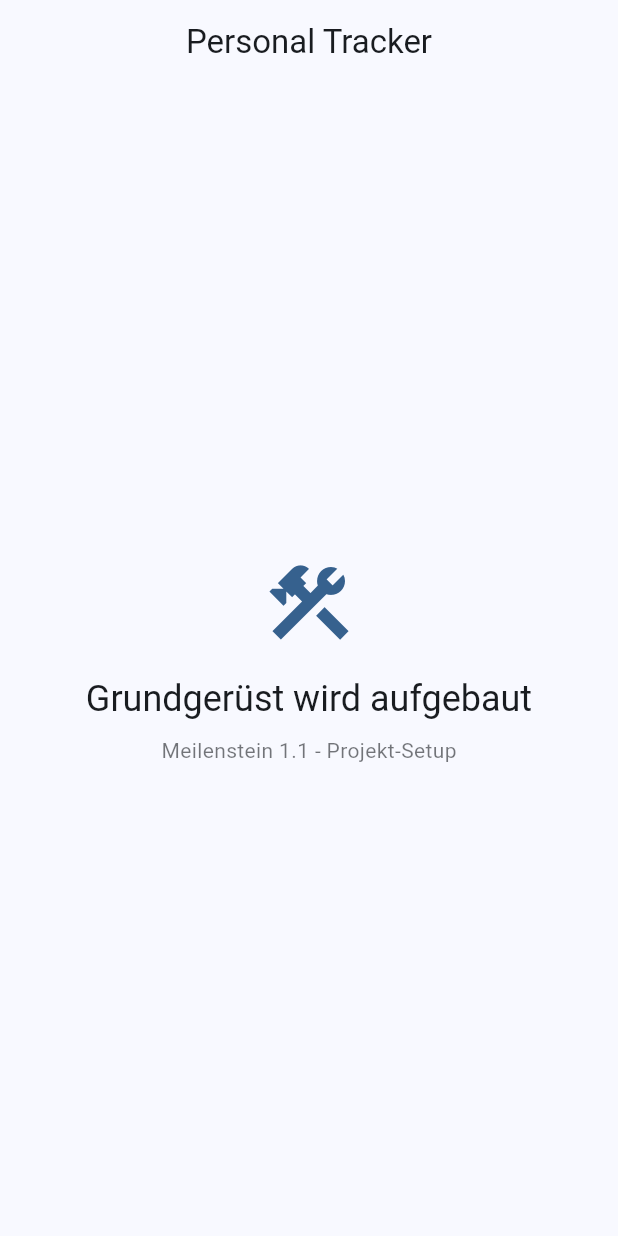
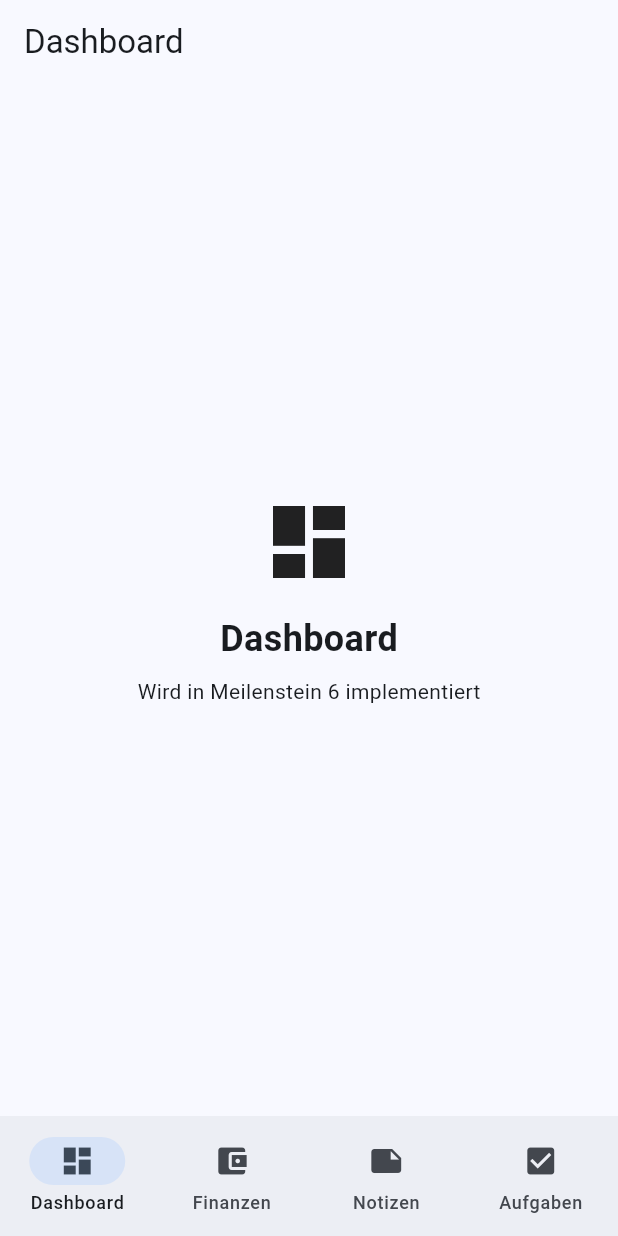
Before and after one commit to KayBeckmann/personal-tracker, a Flutter app: the screen it shows after launch, on a phone screen of 412 x 824 dp. Run offline on Flutter 3.47's test engine with Material 3 defaults, Android fonts, the phone set to English and light mode, and no system bars; our stand-ins replace drift, get_it, go_router, injectable; accounts and stored records are empty; generated files the repository leaves out were written again; project files that could hold a hidden picture were left out.

Commit message:
feat: Meilenstein 1.3 - Navigation & Shell implementiert
go_router Integration mit modularem App-Shell:

**Routing-System:**
- go_router 14.8.1 für deklaratives Routing
- ShellRoute für persistente Bottom Navigation
- Type-Safe Navigation mit AppModules
- Deep-Linking Support für Web und Mobile
- Automatisches Registrieren in DI

**App-Shell:**
- Material 3 NavigationBar (Bottom Navigation)
- Navigation Drawer mit allen Modulen
- Aktuelle Route-Hervorhebung
- Responsive zu allen Screen-Größen

**Modul-System:**
- AppModule-Definition für alle Features
- 8 Module: Dashboard, Finance, Notes, Tasks, Habits, Journal, TimeTracking, Settings
- ModuleService für Aktivierung/Deaktivierung
- Persistierung in SQLite (über SettingsRepository)
- Reactive Streams für Live-Updates

**Placeholder-Pages:**
- Alle 8 Feature-Module mit Placeholder-Screens
- Vorbereitet für spätere Implementierung
- Material 3 Design konsistent
- Zeigen Meilenstein-Hinweise

**Navigation:**
- 4 Module in Bottom Navigation (Dashboard, Finance, Notes, Tasks)
- Alle Module im Drawer
- Settings immer aktiviert
- Dashboard als Initial-Route

**Tests:**
- Widget-Tests für Navigation
- Test für Seitenwechsel
- DI-Integration in Tests
- Alle 24 Tests erfolgreich

**Dokumentation:**
- Umfassende README für Navigation
- Beispiele für neue Module
- Routing Best Practices
- Deep-Linking Anleitung

🤖 Generated with [Claude Code](https://claude.com/claude-code)

Co-Authored-By: Claude Sonnet 4.5 <noreply@anthropic.com>

```diff
--- /dev/null
+++ b/app/lib/core/navigation/app_module.dart
@@ -0,0 +1,115 @@
+import 'package:flutter/material.dart';
+
+/// Repräsentiert ein Feature-Modul in der App
+///
+/// Jedes Modul kann aktiviert/deaktiviert werden und hat:
+/// - Eine eindeutige ID
+/// - Einen Namen und Icon
+/// - Einen Hauptbildschirm
+/// - Eine optionale Initialisierungs-Logik
+class AppModule {
+  const AppModule({
+    required this.id,
+    required this.name,
+    required this.icon,
+    required this.route,
+    this.isEnabledByDefault = true,
+  });
+
+  /// Eindeutige ID des Moduls
+  final String id;
+
+  /// Anzeigename des Moduls
+  final String name;
+
+  /// Icon für Navigation
+  final IconData icon;
+
+  /// Route-Pfad für Navigation
+  final String route;
+
+  /// Ist das Modul standardmäßig aktiviert?
+  final bool isEnabledByDefault;
+}
+
+/// Verfügbare Module in der App
+class AppModules {
+  const AppModules._();
+
+  static const dashboard = AppModule(
+    id: 'dashboard',
+    name: 'Dashboard',
+    icon: Icons.dashboard,
+    route: '/dashboard',
+  );
+
+  static const finance = AppModule(
+    id: 'finance',
+    name: 'Finanzen',
+    icon: Icons.account_balance_wallet,
+    route: '/finance',
+  );
+
+  static const notes = AppModule(
+    id: 'notes',
+    name: 'Notizen',
+    icon: Icons.note,
+    route: '/notes',
+  );
+
+  static const tasks = AppModule(
+    id: 'tasks',
+    name: 'Aufgaben',
+    icon: Icons.check_box,
+    route: '/tasks',
+  );
+
+  static const habits = AppModule(
+    id: 'habits',
+    name: 'Gewohnheiten',
+    icon: Icons.track_changes,
+    route: '/habits',
+  );
+
+  static const journal = AppModule(
+    id: 'journal',
+    name: 'Journal',
+    icon: Icons.book,
+    route: '/journal',
+  );
+
+  static const timeTracking = AppModule(
+    id: 'time_tracking',
+    name: 'Zeiterfassung',
+    icon: Icons.access_time,
+    route: '/time-tracking',
+  );
+
+  static const settings = AppModule(
+    id: 'settings',
+    name: 'Einstellungen',
+    icon: Icons.settings,
+    route: '/settings',
+    // Immer aktiviert (isEnabledByDefault ist true per default)
+  );
+
+  /// Liste aller verfügbaren Module
+  static const List<AppModule> all = [
+    dashboard,
+    finance,
+    notes,
+    tasks,
+    habits,
+    journal,
+    timeTracking,
+    settings,
+  ];
+
+  /// Module die in der Bottom Navigation angezeigt werden
+  static List<AppModule> get bottomNavigation => [
+        dashboard,
+        finance,
+        notes,
+        tasks,
+      ];
+}
--- /dev/null
+++ b/app/lib/core/navigation/app_router.dart
@@ -0,0 +1,69 @@
+import 'package:go_router/go_router.dart';
+import 'package:injectable/injectable.dart';
+
+import '../../features/dashboard/presentation/pages/dashboard_page.dart';
+import '../../features/finance/presentation/pages/finance_page.dart';
+import '../../features/habits/presentation/pages/habits_page.dart';
+import '../../features/journal/presentation/pages/journal_page.dart';
+import '../../features/notes/presentation/pages/notes_page.dart';
+import '../../features/settings/presentation/pages/settings_page.dart';
+import '../../features/tasks/presentation/pages/tasks_page.dart';
+import '../../features/time_tracking/presentation/pages/time_tracking_page.dart';
+import 'app_module.dart';
+import 'app_shell.dart';
+
+/// Router-Konfiguration für die App
+///
+/// Verwendet go_router für deklaratives Routing mit:
+/// - Shell-Route für Bottom Navigation
+/// - Typsicheres Routing
+/// - Deep-Linking Support
+@lazySingleton
+class AppRouter {
+  AppRouter() {
+    router = GoRouter(
+      initialLocation: AppModules.dashboard.route,
+      routes: [
+        ShellRoute(
+          builder: (context, state, child) => AppShell(child: child),
+          routes: [
+            GoRoute(
+              path: AppModules.dashboard.route,
+              builder: (context, state) => const DashboardPage(),
+            ),
+            GoRoute(
+              path: AppModules.finance.route,
+              builder: (context, state) => const FinancePage(),
+            ),
+            GoRoute(
+              path: AppModules.notes.route,
+              builder: (context, state) => const NotesPage(),
+            ),
+            GoRoute(
+              path: AppModules.tasks.route,
+              builder: (context, state) => const TasksPage(),
+            ),
+            GoRoute(
+              path: AppModules.habits.route,
+              builder: (context, state) => const HabitsPage(),
+            ),
+            GoRoute(
+              path: AppModules.journal.route,
+              builder: (context, state) => const JournalPage(),
+            ),
+            GoRoute(
+              path: AppModules.timeTracking.route,
+              builder: (context, state) => const TimeTrackingPage(),
+            ),
+            GoRoute(
+              path: AppModules.settings.route,
+              builder: (context, state) => const SettingsPage(),
+            ),
+          ],
+        ),
+      ],
+    );
+  }
+
+  late final GoRouter router;
+}
--- /dev/null
+++ b/app/lib/core/navigation/app_shell.dart
@@ -0,0 +1,104 @@
+import 'package:flutter/material.dart';
+import 'package:go_router/go_router.dart';
+
+import 'app_module.dart';
+
+/// App-Shell mit Bottom Navigation
+///
+/// Umschließt alle Hauptseiten und zeigt die Bottom Navigation Bar.
+/// Die Navigation zeigt nur die Module an, die in bottomNavigation definiert sind.
+class AppShell extends StatelessWidget {
+  const AppShell({required this.child, super.key});
+
+  final Widget child;
+
+  @override
+  Widget build(BuildContext context) {
+    final currentLocation = GoRouterState.of(context).uri.path;
+
+    // Finde den aktuell ausgewählten Index
+    final currentIndex = _getCurrentIndex(currentLocation);
+
+    return Scaffold(
+      body: child,
+      bottomNavigationBar: NavigationBar(
+        selectedIndex: currentIndex,
+        onDestinationSelected: (index) {
+          final destination = AppModules.bottomNavigation[index];
+          context.go(destination.route);
+        },
+        destinations: AppModules.bottomNavigation
+            .map(
+              (module) => NavigationDestination(
+                icon: Icon(module.icon),
+                label: module.name,
+              ),
+            )
+            .toList(),
+      ),
+      drawer: _buildDrawer(context, currentLocation),
+    );
+  }
+
+  int _getCurrentIndex(String location) {
+    final index = AppModules.bottomNavigation
+        .indexWhere((module) => location.startsWith(module.route));
+    return index == -1 ? 0 : index;
+  }
+
+  Widget _buildDrawer(BuildContext context, String currentLocation) => Drawer(
+        child: ListView(
+          children: [
+            DrawerHeader(
+              decoration: BoxDecoration(
+                color: Theme.of(context).colorScheme.primaryContainer,
+              ),
+              child: Column(
+                crossAxisAlignment: CrossAxisAlignment.start,
+                mainAxisAlignment: MainAxisAlignment.end,
+                children: [
+                  Icon(
+                    Icons.track_changes,
+                    size: 48,
+                    color: Theme.of(context).colorScheme.onPrimaryContainer,
+                  ),
+                  const SizedBox(height: 8),
+                  Text(
+                    'Personal Tracker',
+                    style: Theme.of(context).textTheme.headlineSmall?.copyWith(
+                          color:
+                              Theme.of(context).colorScheme.onPrimaryContainer,
+                        ),
+                  ),
+                ],
+              ),
+            ),
+            // Alle Module (außer Settings, das kommt ans Ende)
+            ...AppModules.all
+                .where((m) => m.id != AppModules.settings.id)
+                .map(
+                  (module) => ListTile(
+                    leading: Icon(module.icon),
+                    title: Text(module.name),
+                    selected: currentLocation.startsWith(module.route),
+                    onTap: () {
+                      context.go(module.route);
+                      Navigator.pop(context); // Drawer schließen
+                    },
+                  ),
+                ),
+            const Divider(),
+            // Settings am Ende
+            ListTile(
+              leading: Icon(AppModules.settings.icon),
+              title: Text(AppModules.settings.name),
+              selected: currentLocation.startsWith(AppModules.settings.route),
+              onTap: () {
+                context.go(AppModules.settings.route);
+                Navigator.pop(context);
+              },
+            ),
+          ],
+        ),
+      );
+}
--- /dev/null
+++ b/app/lib/features/dashboard/presentation/pages/dashboard_page.dart
@@ -0,0 +1,26 @@
+import 'package:flutter/material.dart';
+
+/// Dashboard - Zentrale Übersicht
+class DashboardPage extends StatelessWidget {
+  const DashboardPage({super.key});
+
+  @override
+  Widget build(BuildContext context) => Scaffold(
+        appBar: AppBar(title: const Text('Dashboard')),
+        body: const Center(
+          child: Column(
+            mainAxisAlignment: MainAxisAlignment.center,
+            children: [
+              Icon(Icons.dashboard, size: 64),
+              SizedBox(height: 16),
+              Text(
+                'Dashboard',
+                style: TextStyle(fontSize: 24, fontWeight: FontWeight.bold),
+              ),
+              SizedBox(height: 8),
+              Text('Wird in Meilenstein 6 implementiert'),
+            ],
+          ),
+        ),
+      );
+}
--- a/app/lib/main.dart
+++ b/app/lib/main.dart
@@ -1,6 +1,7 @@
 import 'package:flutter/material.dart';
 
 import 'core/di/injection.dart';
+import 'core/navigation/app_router.dart';
 
 void main() {
   // Ensure Flutter bindings are initialized
@@ -9,19 +10,23 @@ void main() {
   // Initialize Dependency Injection
   configureDependencies();
 
-  runApp(const PersonalTrackerApp());
+  runApp(PersonalTrackerApp());
 }
 
 class PersonalTrackerApp extends StatelessWidget {
-  const PersonalTrackerApp({super.key});
+  PersonalTrackerApp({super.key});
+
+  final _router = getIt<AppRouter>();
 
   @override
-  Widget build(BuildContext context) => MaterialApp(
+  Widget build(BuildContext context) => MaterialApp.router(
         title: 'Personal Tracker',
         debugShowCheckedModeBanner: false,
 
         // Material 3 Design
-    theme: ThemeData(colorScheme: ColorScheme.fromSeed(seedColor: Colors.blue)),
+        theme: ThemeData(
+          colorScheme: ColorScheme.fromSeed(seedColor: Colors.blue),
+        ),
 
         // Dark Theme
         darkTheme: ThemeData(
@@ -31,44 +36,8 @@ class PersonalTrackerApp extends StatelessWidget {
           ),
         ),
 
-    // Placeholder Home bis Navigation eingerichtet ist
         // Theme Mode: ThemeMode.system ist default, wird später aus Settings geladen
-    home: const _PlaceholderHome(),
+        // Router Configuration
+        routerConfig: _router.router,
       );
 }
-
-/// Temporäre Placeholder-Seite bis die Navigation in Meilenstein 1.3 eingerichtet ist
-class _PlaceholderHome extends StatelessWidget {
-  const _PlaceholderHome();
-
-  @override
-  Widget build(BuildContext context) => Scaffold(
-    appBar: AppBar(title: const Text('Personal Tracker'), centerTitle: true),
-    body: Center(
-      child: Column(
-        mainAxisAlignment: MainAxisAlignment.center,
-        children: [
-          Icon(
-            Icons.construction,
-            size: 64,
-            color: Theme.of(context).colorScheme.primary,
-          ),
-          const SizedBox(height: 16),
-          Text(
-            'Grundgerüst wird aufgebaut',
-            style: Theme.of(context).textTheme.headlineSmall,
-          ),
-          const SizedBox(height: 8),
-          Text(
-            'Meilenstein 1.1 - Projekt-Setup',
-            style: Theme.of(context).textTheme.bodyMedium?.copyWith(
-              color: Theme.of(
-                context,
-              ).colorScheme.onSurface.withValues(alpha: 0.6),
-            ),
-          ),
-        ],
-      ),
-    ),
-  );
-}
--- a/app/pubspec.yaml
+++ b/app/pubspec.yaml
@@ -44,6 +44,9 @@ dependencies:
   sqlite3_flutter_libs: ^0.5.24
   path_provider: ^2.1.5
   path: ^1.9.0
+
+  # Navigation
+  go_router: ^14.6.2
 
 dev_dependencies:
   flutter_test:
```
Also changed, not shown: app/lib/core/navigation/module_service.dart (added, +93 -0 lines), app/lib/features/finance/presentation/pages/finance_page.dart (added, +26 -0 lines), app/lib/features/habits/presentation/pages/habits_page.dart (added, +26 -0 lines), app/lib/features/journal/presentation/pages/journal_page.dart (added, +26 -0 lines), app/lib/features/notes/presentation/pages/notes_page.dart (added, +26 -0 lines), app/lib/features/settings/presentation/pages/settings_page.dart (added, +37 -0 lines), app/lib/features/tasks/presentation/pages/tasks_page.dart (added, +26 -0 lines), app/lib/features/time_tracking/presentation/pages/time_tracking_page.dart (added, +26 -0 lines), app/lib/core/di/injection.config.dart, app/pubspec.lock, 3 other files. Lines whose indentation alone changed are shown as unchanged.
